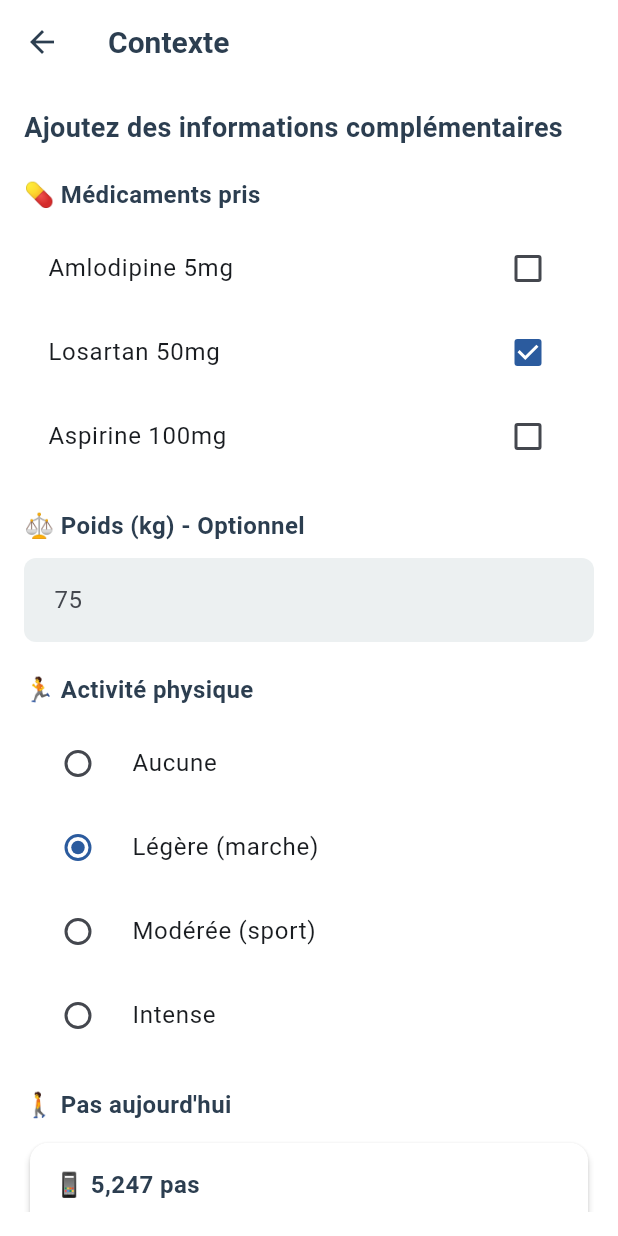
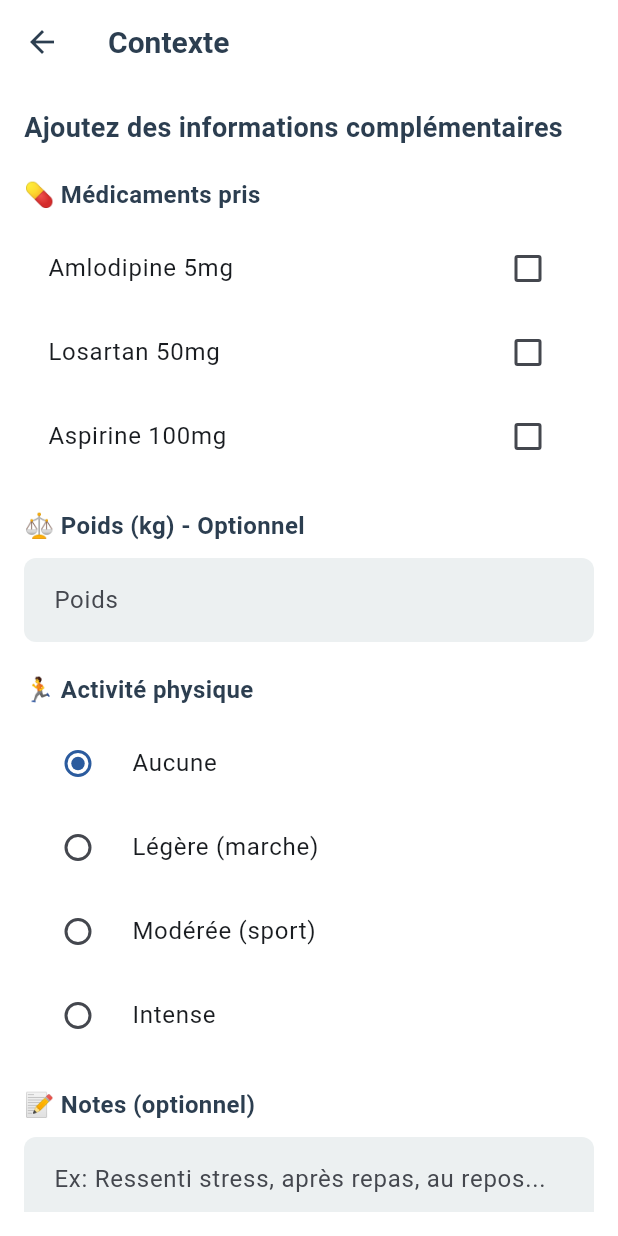
Before and after one commit to BMoutawakil67/dr_Cardio, a Flutter app: the AddContextScreen screen opened by its route, on a phone screen of 412 x 824 dp. Run offline on Flutter 3.47's test engine with Material 3 defaults, Android fonts, the phone set to English and light mode, and no system bars; our stand-ins replace connectivity_plus, hive, hive_flutter, logger, share_plus; accounts and stored records are empty.

Commit message:
feat: Gestion authentification utilisateur et corrections majeures
- Création AuthService pour gérer utilisateur connecté
- patient_login_screen: Sauvegarde ID patient après connexion
- patient_dashboard_screen: Utilise ID utilisateur connecté au lieu de hardcodé
- patient_dashboard_screen: Ajout méthode _refreshData() pour rafraîchissement
- record_pressure_manual_screen: Utilise AuthService pour ID patient
- record_pressure_manual_screen: Redirection vers add_context_screen au lieu de dialog
- add_context_screen: Reconstruction complète pour retourner contexte formaté
- Suppression méthode _showContextDialog() inutilisée

Fixes:
- Dashboard patient affiche maintenant les bonnes données utilisateur
- Contexte utilise écran dédié avec médicaments, poids, activité, notes

```diff
--- a/lib/screens/common/patient_login_screen.dart
+++ b/lib/screens/common/patient_login_screen.dart
@@ -2,6 +2,7 @@ import 'package:flutter/material.dart';
 import 'package:dr_cardio/routes/app_routes.dart';
 import 'package:dr_cardio/repositories/patient_repository.dart';
 import 'package:dr_cardio/config/app_theme.dart';
+import 'package:dr_cardio/services/auth_service.dart';
 
 class PatientLoginScreen extends StatefulWidget {
   const PatientLoginScreen({super.key});
@@ -58,6 +59,9 @@ class _PatientLoginScreenState extends State<PatientLoginScreen> {
 
       // Close loading dialog
       Navigator.pop(context);
+
+      // Save logged in user
+      AuthService().login(patient.id, 'patient');
 
       // Show success message
       ScaffoldMessenger.of(context).showSnackBar(
--- a/lib/screens/patient/add_context_screen.dart
+++ b/lib/screens/patient/add_context_screen.dart
@@ -8,12 +8,72 @@ class AddContextScreen extends StatefulWidget {
 }
 
 class _AddContextScreenState extends State<AddContextScreen> {
+  final _notesController = TextEditingController();
+  final _weightController = TextEditingController();
+
   final Map<String, bool> _medications = {
     'Amlodipine 5mg': false,
-    'Losartan 50mg': true,
+    'Losartan 50mg': false,
     'Aspirine 100mg': false,
   };
-  String _activity = 'Légère (marche)';
+  String _activity = 'Aucune';
+
+  @override
+  void didChangeDependencies() {
+    super.didChangeDependencies();
+
+    // Get existing context if provided
+    final args = ModalRoute.of(context)?.settings.arguments as Map<String, dynamic>?;
+    if (args != null && args.containsKey('context')) {
+      final existingContext = args['context'] as String?;
+      if (existingContext != null && existingContext.isNotEmpty) {
+        _notesController.text = existingContext;
+      }
+    }
+  }
+
+  @override
+  void dispose() {
+    _notesController.dispose();
+    _weightController.dispose();
+    super.dispose();
+  }
+
+  String _buildContextString() {
+    final parts = <String>[];
+
+    // Medications
+    final selectedMeds = _medications.entries
+        .where((e) => e.value)
+        .map((e) => e.key)
+        .toList();
+    if (selectedMeds.isNotEmpty) {
+      parts.add('Médicaments: ${selectedMeds.join(", ")}');
+    }
+
+    // Weight
+    if (_weightController.text.isNotEmpty) {
+      parts.add('Poids: ${_weightController.text} kg');
+    }
+
+    // Activity
+    if (_activity != 'Aucune') {
+      parts.add('Activité: $_activity');
+    }
+
+    // Notes
+    if (_notesController.text.isNotEmpty) {
+      parts.add('Notes: ${_notesController.text}');
+    }
+
+    return parts.isEmpty ? '' : parts.join(' | ');
+  }
+
+  void _saveContext() {
+    final context = _buildContextString();
+    Navigator.pop(context, context);
+  }
+
   @override
   Widget build(BuildContext context) {
     return Scaffold(
@@ -40,10 +100,12 @@ class _AddContextScreenState extends State<AddContextScreen> {
             _buildSectionTitle('⚖️ Poids (kg) - Optionnel'),
             const SizedBox(height: 10),
             TextField(
+              controller: _weightController,
               keyboardType: TextInputType.number,
               decoration: const InputDecoration(
                 border: OutlineInputBorder(),
-                labelText: '75',
+                hintText: '75',
+                labelText: 'Poids',
               ),
             ),
             const SizedBox(height: 20),
@@ -51,23 +113,22 @@ class _AddContextScreenState extends State<AddContextScreen> {
             const SizedBox(height: 10),
             _buildActivityList(),
             const SizedBox(height: 20),
-            _buildSectionTitle('🚶 Pas aujourd\'hui'),
-            const SizedBox(height: 10),
-            _buildSteps(),
-            const SizedBox(height: 20),
             _buildSectionTitle('📝 Notes (optionnel)'),
             const SizedBox(height: 10),
-            const TextField(
+            TextField(
+              controller: _notesController,
               maxLines: 3,
-              decoration: InputDecoration(
+              decoration: const InputDecoration(
                 border: OutlineInputBorder(),
-                hintText: 'Ressenti stress...',
+                hintText: 'Ex: Ressenti stress, après repas, au repos...',
               ),
             ),
-            const SizedBox(height: 20),
-            const SizedBox(height: 20),
+            const SizedBox(height: 30),
             ElevatedButton(
-              onPressed: () {},
+              onPressed: _saveContext,
+              style: ElevatedButton.styleFrom(
+                padding: const EdgeInsets.symmetric(vertical: 16),
+              ),
               child: const Text('ENREGISTRER'),
             ),
           ],
@@ -145,29 +206,4 @@ class _AddContextScreenState extends State<AddContextScreen> {
       ],
     );
   }
-
-  Widget _buildSteps() {
-    return Card(
-      child: Padding(
-        padding: const EdgeInsets.all(16.0),
-        child: Column(
-          crossAxisAlignment: CrossAxisAlignment.start,
-          children: [
-            const Text(
-              '📱 5,247 pas',
-              style: TextStyle(fontSize: 16, fontWeight: FontWeight.bold),
-            ),
-            const SizedBox(height: 5),
-            const Text('Objectif: 10,000'),
-            const SizedBox(height: 5),
-            LinearProgressIndicator(
-              value: 0.5247,
-              backgroundColor: Colors.grey[300],
-              color: Colors.blue,
-            ),
-          ],
-        ),
-      ),
-    );
-  }
 }
```
Also changed, not shown: lib/screens/patient/patient_dashboard_screen.dart (+14 -3 lines), lib/screens/patient/record_pressure_manual_screen.dart (+14 -39 lines), lib/services/auth_service.dart (added, +37 -0 lines).
